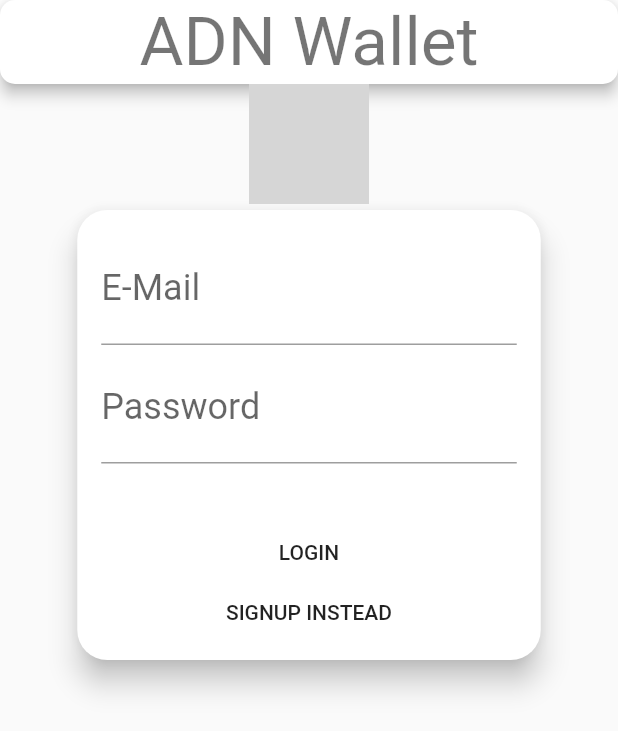
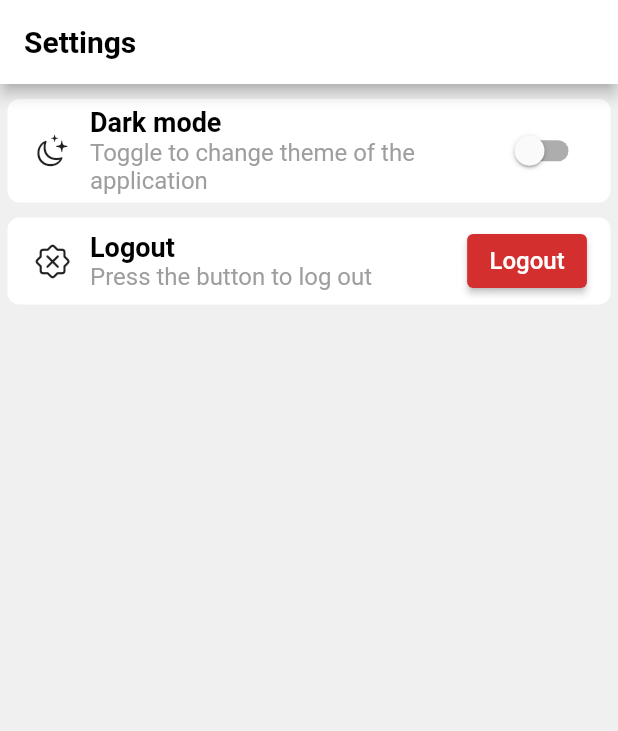
Before and after one commit to hakatiki/Geography-Quiz, a Flutter app: the screen it shows after launch, on a phone screen of 412 x 824 dp. Shown: the top 731 px of the screen. Run offline on Flutter 3.47's test engine with Material 2 defaults, Android fonts, the phone set to English and light mode, and no system bars; our stand-ins replace shared_preferences; grey boxes are pictures that could not be loaded.

Commit message:
Settings

```diff
--- a/lib/Providers/auth.dart
+++ b/lib/Providers/auth.dart
@@ -32,7 +32,7 @@ class Auth with ChangeNotifier {
 
   Future<void> signUp(String email, String password) async {
     const String url =
-        'https://identitytoolkit.googleapis.com/v1/accounts:signUp?key=AIzaSyA9JrgZENMXwDBEwCyAaRngFXsS8-TbM-g';
+        'https://identitytoolkit.googleapis.com/v1/accounts:signUp?key=AIzaSyB7CpF4EqTvZIQa24qa_bVxiIRlQduBUxM';
     try {
       final request = await http.post(Uri.parse(url),
           body: json.encode({
@@ -56,7 +56,7 @@ class Auth with ChangeNotifier {
 
   Future<void> signIn(String email, String password) async {
     const String url =
-        'https://identitytoolkit.googleapis.com/v1/accounts:signInWithPassword?key=AIzaSyA9JrgZENMXwDBEwCyAaRngFXsS8-TbM-g';
+        'https://identitytoolkit.googleapis.com/v1/accounts:signInWithPassword?key=AIzaSyB7CpF4EqTvZIQa24qa_bVxiIRlQduBUxM';
     try {
       final request = await http.post(Uri.parse(url),
           body: json.encode({
--- /dev/null
+++ b/lib/Providers/preferences.dart
@@ -0,0 +1,29 @@
+
+import 'package:flutter/foundation.dart';
+import 'package:shared_preferences/shared_preferences.dart';
+
+class Preferences with ChangeNotifier{
+  final String themeModeId = 'themeModeId';
+  final String defaultCurrencyId = 'applicationDefaultCurrency';
+
+  bool _darkMode = false;
+  Preferences(){
+    getDarkMode();
+  }
+  Future<bool> getDarkMode() async {
+    final SharedPreferences prefs = await SharedPreferences.getInstance();
+    _darkMode = prefs.getBool(themeModeId)?? false;
+    return _darkMode;
+  }
+  bool get isDark{
+    return _darkMode;
+  }
+  Future<void> setDarkMode(bool value) async{
+    _darkMode = value;
+    final SharedPreferences prefs = await SharedPreferences.getInstance();
+    prefs.setBool(themeModeId, value);
+    notifyListeners();
+  }
+
+
+}
--- a/lib/Screens/auth_screen.dart
+++ b/lib/Screens/auth_screen.dart
@@ -12,7 +12,7 @@ class AuthScreen extends StatelessWidget {
       backgroundColor: Theme.of(context).scaffoldBackgroundColor,
       appBar: AppBar(
         title: Text(
-          'ADN Wallet',
+          'Geography Quiz',
           style: Theme.of(context).textTheme.headline3,
         ),
         backgroundColor:Theme.of(context).bottomAppBarColor,
@@ -30,13 +30,10 @@ class AuthScreen extends StatelessWidget {
               mainAxisAlignment: MainAxisAlignment.start,
               crossAxisAlignment: CrossAxisAlignment.center,
               children: <Widget>[
-                if(_checkDarkMode(context))
-                  Image.asset('assets/images/adnovum-logo-dark-mode.png', width : 80, height :80),
-                if(!_checkDarkMode(context))
-                  Image.asset('assets/images/adnovum-logo.png', width : 80, height :80),
-                Flexible(
+                const Padding(padding: EdgeInsets.all(16.0)),
+               Flexible(
                   flex: deviceSize.width > 600 ? 3 : 2,
-                  child: AuthCard(),
+                  child: const AuthCard(),
                 ),
               ],
             ),
--- /dev/null
+++ b/lib/Screens/settings_screen.dart
@@ -0,0 +1,37 @@
+
+import 'package:flutter/material.dart';
+import 'package:provider/provider.dart';
+
+import '../Providers/preferences.dart';
+import '../Widgets/Cards/settings_cards/dark_mode_settings_card.dart';
+import '../Widgets/Cards/settings_cards/logout_settings_card.dart';
+
+class SettingsScreen extends StatefulWidget {
+  static const String routeName = '/settings_screen';
+
+  @override
+  State<SettingsScreen> createState() => _SettingsScreenState();
+}
+
+class _SettingsScreenState extends State<SettingsScreen> {
+  @override
+  Widget build(BuildContext context) {
+    Provider.of<Preferences>(context);
+    return Scaffold(
+      appBar: AppBar(
+        title: Text(
+          'Settings',
+          style: Theme.of(context).textTheme.headline3,
+        ),
+      ),
+      body: SingleChildScrollView(
+          child: Column(
+        children: [
+          const SizedBox(height: 5),
+          DarkModeSettingsCard(),
+          const LogoutSettingsCard(key:Key('f'))
+        ],
+      )),
+    );
+  }
+}
--- a/lib/Widgets/Cards/auth_card.dart
+++ b/lib/Widgets/Cards/auth_card.dart
@@ -130,16 +130,16 @@ class _AuthCardState extends State<AuthCard>
       ),
       elevation: 8.0,
       child: AnimatedContainer(
-        duration: Duration(milliseconds: 300),
+        duration: const Duration(milliseconds: 300),
         height: _authMode == AuthMode.Signup ? _heightMax : _heightMin,
         constraints: BoxConstraints(
             minHeight: _authMode == AuthMode.Signup ? _heightMax : _heightMin),
         width: deviceSize.width * 0.75,
-        padding: EdgeInsets.all(16.0),
+        padding: const EdgeInsets.all(16.0),
         child: Form(
           key: _formKey,
           child: SingleChildScrollView(
-            child: Container(
+            child: SizedBox(
               height: _authMode == AuthMode.Signup
                   ? _heightMax - 30
                   : _heightMin - 30,
--- /dev/null
+++ b/lib/Widgets/Cards/settings_cards/dark_mode_settings_card.dart
@@ -0,0 +1,79 @@
+import 'package:flutter/cupertino.dart';
+import 'package:flutter/material.dart';
+import 'package:provider/provider.dart';
+
+import '../../../Providers/preferences.dart';
+
+class DarkModeSettingsCard extends StatefulWidget {
+  @override
+  _DarkModeSettingsCardState createState() => _DarkModeSettingsCardState();
+}
+
+class _DarkModeSettingsCardState extends State<DarkModeSettingsCard> {
+  bool _switchValue = false;
+
+  @override
+  Widget build(BuildContext context) {
+    _switchValue = Provider.of<Preferences>(context).isDark;
+    return Container(
+      decoration: BoxDecoration(
+        borderRadius: BorderRadius.circular(8.0),
+        color: Theme.of(context).cardColor,
+      ),
+      margin: EdgeInsets.all(5),
+      padding: EdgeInsets.symmetric(horizontal: 10, vertical: 5),
+      child: Row(
+        children: [
+          Padding(
+            padding: const EdgeInsets.all(8.0),
+            child: Icon(
+              CupertinoIcons.moon_stars,
+            ),
+          ),
+          SizedBox(
+            width: 5,
+          ),
+          Flexible(
+            flex:4,
+            child: Container(
+              //width: 250,
+              child: Column(
+                crossAxisAlignment: CrossAxisAlignment.start,
+                children: [
+                  Text(
+                    'Dark mode',
+                    style: Theme.of(context).textTheme.bodyText2,
+                  ),
+                  Text(
+                    'Toggle to change theme of the application',
+                    style: Theme.of(context).textTheme.subtitle1,
+                  ),
+                ],
+              ),
+            ),
+          ),
+          Spacer(),
+          Theme.of(context).platform == TargetPlatform.iOS
+              ? CupertinoSwitch(
+                  value: _switchValue,
+                  onChanged: (value) => _onChanged(value),
+                )
+              : Switch(
+                  value: _switchValue,
+                  onChanged: (value) => _onChanged(value),
+                ),
+          SizedBox(
+            width: 5,
+          ),
+        ],
+      ),
+    );
+  }
+
+  void _onChanged(value) {
+    Provider.of<Preferences>(context, listen: false).setDarkMode(value);
+    setState(() {
+      _switchValue = value;
+    });
+  }
+}
--- /dev/null
+++ b/lib/Widgets/Cards/settings_cards/logout_settings_card.dart
@@ -0,0 +1,62 @@
+import 'package:flutter/cupertino.dart';
+import 'package:flutter/material.dart';
+import 'package:provider/provider.dart';
+
+import '../../../Providers/auth.dart';
+
+class LogoutSettingsCard extends StatelessWidget {
+  const LogoutSettingsCard({
+    required Key key,
+  }) : super(key: key);
+
+  @override
+  Widget build(BuildContext context) {
+    return Container(
+      decoration: BoxDecoration(
+        borderRadius: BorderRadius.circular(8.0),
+        color: Theme.of(context).cardColor,
+      ),
+      margin: EdgeInsets.all(5),
+      padding: EdgeInsets.symmetric(horizontal: 10, vertical: 5),
+      child: Row(
+        children: [
+          Padding(
+            padding: const EdgeInsets.all(8.0),
+            child: Icon(
+              CupertinoIcons.xmark_seal,
+            ),
+          ),
+          SizedBox(
+            width: 5,
+          ),
+          Flexible(
+            flex:4,
+            child: Container(
+              width: 200,
+              child: Column(
+                crossAxisAlignment: CrossAxisAlignment.start,
+                children: [
+                  Text(
+                    'Logout',
+                    style: Theme.of(context).textTheme.bodyText2,
+                  ),
+                  Text(
+                    'Press the button to log out',
+                    style: Theme.of(context).textTheme.subtitle1,
+                  ),
+                ],
+              ),
+            ),
+          ),
+          Spacer(),
+          ElevatedButton(
+            onPressed: () {Provider.of<Auth>(context, listen: false).logout();Navigator.of(context).pop();},
+            child: Text('Logout'),
+            style: ElevatedButton.styleFrom(
+                primary: Theme.of(context).errorColor),
+          ),
+        ],
+      ),
+    );
+  }
+}
--- a/lib/main.dart
+++ b/lib/main.dart
@@ -1,10 +1,12 @@
 import 'package:flutter/material.dart';
 import 'package:my_app/Screens/auth_screen.dart';
+import 'package:my_app/Screens/settings_screen.dart';
 import 'package:provider/provider.dart';
 import 'package:flutter/material.dart';
 import 'dart:ui';
 
 import 'Providers/auth.dart';
+import 'Providers/preferences.dart';
 
 void main() {
   runApp(const MyApp());
@@ -16,20 +18,65 @@ class MyApp extends StatelessWidget {
   // This widget is the root of your application.
   @override
   Widget build(BuildContext context) {
-    return ChangeNotifierProvider(create: (BuildContext context) {  },
-      child: MultiProvider(
-        providers: [
-          ChangeNotifierProvider(create: (ctx) => Auth()),
-        ],
-        child: MaterialApp(
-          title: 'Flutter Demo',
-          theme: ThemeData(
-            primarySwatch: Colors.blue,
-          ),
-          home: AuthScreen(),
-        )
-      )
-    );
+    return ChangeNotifierProvider(
+        create: (ctx) => Preferences(),
+        child: MultiProvider(
+            providers: [
+              ChangeNotifierProvider(
+                create: (ctx) => Auth(),
+              )
+            ],
+            child: MaterialApp(
+              title: 'GeoQuiz',
+              theme: ThemeData.light().copyWith(
+                brightness: Brightness.light,
+                appBarTheme: const AppBarTheme(
+                  backgroundColor: Colors.white,
+                  iconTheme: IconThemeData(color: Colors.black),
+                ),
+                visualDensity: VisualDensity.adaptivePlatformDensity,
+                cardColor: Colors.white,
+                backgroundColor: Colors.white,
+                scaffoldBackgroundColor: const Color.fromRGBO(240, 240, 240, 1),
+                textTheme: const TextTheme(
+                  headline3: TextStyle(
+                      color: Colors.black,
+                      fontWeight: FontWeight.bold,
+                      fontSize: 20),
+                  subtitle1: TextStyle(color: Colors.grey, fontSize: 16),
+                  subtitle2: TextStyle(color: Colors.black, fontSize: 16),
+                  headline5: TextStyle(color: Colors.black, fontSize: 16),
+                  bodyText2: TextStyle(
+                      color: Colors.black,
+                      fontSize: 18,
+                      fontWeight: FontWeight.bold),
+                  button: TextStyle(color: Colors.black, fontSize: 16),
+                ),
+              ),
+              darkTheme: ThemeData.dark().copyWith(
+                primaryColor: Colors.blue,
+                brightness: Brightness.dark,
+                floatingActionButtonTheme: const FloatingActionButtonThemeData(
+                    backgroundColor: Colors.blue),
+                textTheme: const TextTheme(
+                  // For appbars
+                  headline3: TextStyle(
+                      color: Colors.white,
+                      fontWeight: FontWeight.bold,
+                      fontSize: 20),
+                  // For forms
+                  headline5: TextStyle(color: Colors.white, fontSize: 16),
+                  bodyText2: TextStyle(
+                      color: Colors.white,
+                      fontSize: 18,
+                      fontWeight: FontWeight.bold),
+                  subtitle1: TextStyle(color: Colors.grey, fontSize: 16),
+                  subtitle2: TextStyle(color: Colors.white, fontSize: 16),
+                  button: TextStyle(color: Colors.white, fontSize: 16),
+                ),
+              ),
+              home: SettingsScreen(),
+            )));
   }
 }
 
--- a/pubspec.yaml
+++ b/pubspec.yaml
@@ -38,7 +38,7 @@ dependencies:
   cupertino_icons: ^1.0.2
   provider: ^6.0.1
   http: ^0.13.4
-
+  shared_preferences: ^2.0.8
 
 dev_dependencies:
   flutter_test:
```
